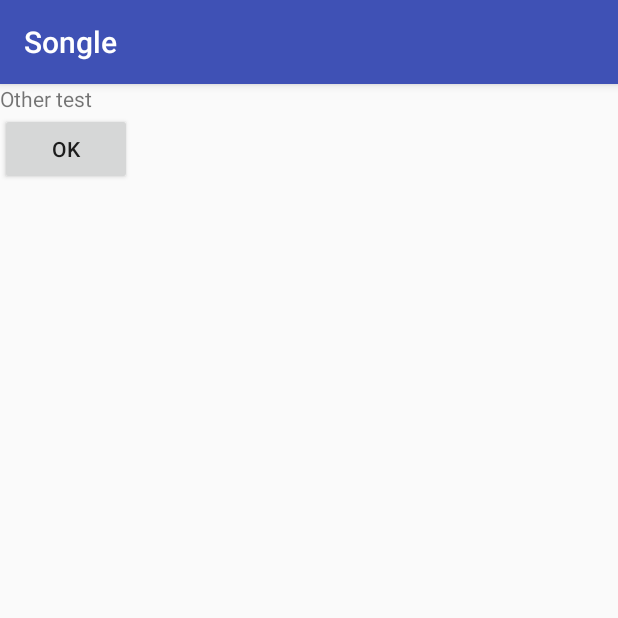
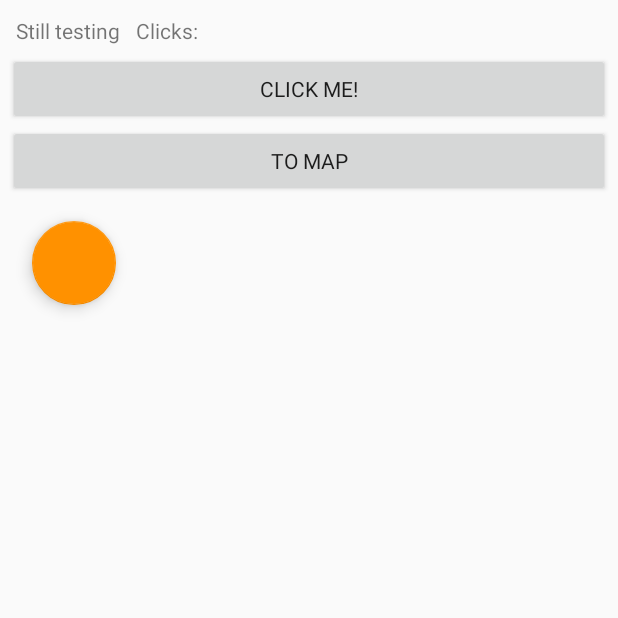
Before and after one commit to Lammatian/Songle, an Android app: the screen it shows after launch (MainActivity), on a phone screen of 412 x 824 dp, the top half of it. Run offline under Robolectric (Android 15) with nearby library versions, the phone set to English and light mode, and no system bars; Roboto replaces fonts that are not available here; 1 statement that could not run was skipped.

Commit message:
Added new font and applied it to main view

```diff
--- /dev/null
+++ b/app/src/main/java/com/example/mateusz/songle/FontChangeCrawler.kt
@@ -0,0 +1,29 @@
+package com.example.mateusz.songle
+
+import android.graphics.Typeface
+import android.view.View
+import android.view.ViewGroup
+import android.widget.TextView
+
+/**
+ * Created by mateusz on 24/10/17.
+ */
+class FontChangeCrawler(var typeface: Typeface){
+    var _typeface = typeface;
+
+    fun replaceFonts(viewTree: ViewGroup) {
+        var child: View
+
+        for(i in 0 until viewTree.childCount){
+            child = viewTree.getChildAt(i)
+
+            if (child is ViewGroup){
+                // recursive call
+                replaceFonts(child)
+            }
+            else if (child is TextView){
+                child.setTypeface(_typeface)
+            }
+        }
+    }
+}
--- a/app/src/main/java/com/example/mateusz/songle/MainActivity.kt
+++ b/app/src/main/java/com/example/mateusz/songle/MainActivity.kt
@@ -1,29 +1,37 @@
 package com.example.mateusz.songle
 
 import android.content.Intent
+import android.graphics.Typeface
 import android.support.v7.app.AppCompatActivity
 import android.os.Bundle
-import android.provider.CalendarContract
-import android.util.Log
 import android.view.View
 import kotlinx.android.synthetic.main.activity_main.*
 
 class MainActivity : AppCompatActivity() {
 
+    var count = 0
+
     override fun onCreate(savedInstanceState: Bundle?) {
         super.onCreate(savedInstanceState)
         setContentView(R.layout.activity_main)
+        val baloo_font = Typeface.createFromAsset(assets, "fonts/Baloo.ttf")
+        var font_change_crawler = FontChangeCrawler(baloo_font)
+        font_change_crawler.replaceFonts(findViewById(android.R.id.content))
+        //testText.typeface = baloo_font
 
-        testText.text = "Other test"
+        this.title = "Test"
+        testText.text = "Still testing"
     }
 
-    public fun btnClick(view : View){
-        Log.d("Tag", "OK");
-        toMap();
+    fun btnClick(view: View){
+        btnTest.text = "Changed text!"
+        btnTest.elevation = 100F
+        count += 1
+        txvCount.text = "Clicks: " + String.format("%d", count)
     }
 
-    private fun toMap(){
-        var intent = Intent(this, MapsActivity::class.java);
-        startActivity(intent);
+    fun btnToMap(view: View){
+        val intent = Intent(this, MapsActivity::class.java)
+        startActivity(intent)
     }
 }
--- a/app/src/main/res/layout/activity_main.xml
+++ b/app/src/main/res/layout/activity_main.xml
@@ -6,21 +6,54 @@
     android:layout_height="match_parent"
     tools:context="com.example.mateusz.songle.MainActivity">
 
-    <LinearLayout
+    <RelativeLayout
         android:layout_width="match_parent"
         android:layout_height="match_parent"
-        android:orientation="vertical">
+        android:clipToPadding="false"
+        android:orientation="vertical"
+        android:padding="5dp">
+
         <TextView
             android:id="@+id/testText"
             android:layout_width="wrap_content"
             android:layout_height="wrap_content"
-        android:text="Test"/>
+            android:layout_margin="5dp"
+            android:text="@string/test"/>
 
         <Button
+            android:id="@+id/btnTest"
+            android:layout_width="match_parent"
+            android:layout_height="wrap_content"
+            android:layout_below="@id/testText"
+            android:text="@string/click_me"
+            android:onClick="btnClick"/>
+
+        <Button
+            android:id="@+id/btnMap"
+            android:layout_width="match_parent"
+            android:layout_height="wrap_content"
+            android:layout_below="@id/btnTest"
+            android:text="@string/to_map"
+            android:onClick="btnToMap"/>
+
+        <TextView
+            android:id="@+id/txvCount"
             android:layout_width="wrap_content"
             android:layout_height="wrap_content"
-        android:onClick="btnClick"
-        android:text="OK"/>
-    </LinearLayout>
+            android:layout_toEndOf="@id/testText"
+            android:layout_margin="5dp"
+            android:text="@string/clicks"/>
+
+        <android.support.design.widget.FloatingActionButton
+            android:id="@+id/fab"
+            android:layout_width="wrap_content"
+            android:layout_height="wrap_content"
+            android:layout_margin="16dp"
+            android:clickable="true"
+            android:focusable="true"
+            android:elevation="24dp"
+            android:layout_below="@id/btnMap"
+            app:layout_anchorGravity="bottom"/>
+    </RelativeLayout>
 
 </android.support.constraint.ConstraintLayout>
--- a/app/src/main/res/values/colors.xml
+++ b/app/src/main/res/values/colors.xml
@@ -1,6 +1,6 @@
 <?xml version="1.0" encoding="utf-8"?>
 <resources>
-    <color name="colorPrimary">#3F51B5</color>
-    <color name="colorPrimaryDark">#303F9F</color>
-    <color name="colorAccent">#FF4081</color>
+    <color name="colorPrimary">#2196f3</color>
+    <color name="colorPrimaryDark">#1976d2</color>
+    <color name="colorAccent">#ff9100</color>
 </resources>
--- a/app/src/main/res/values/strings.xml
+++ b/app/src/main/res/values/strings.xml
@@ -1,4 +1,8 @@
 <resources>
     <string name="app_name">Songle</string>
     <string name="title_activity_maps">Map</string>
+    <string name="to_map">To map</string>
+    <string name="click_me">Click me!</string>
+    <string name="clicks">Clicks:</string>
+    <string name="test">Test</string>
 </resources>
--- a/app/src/main/res/values/styles.xml
+++ b/app/src/main/res/values/styles.xml
@@ -1,11 +1,23 @@
 <resources>
+    <color name="background">#FFAA80</color>
 
     <!-- Base application theme. -->
-    <style name="AppTheme" parent="Theme.AppCompat.Light.DarkActionBar">
-        <!-- Customize your theme here. -->
+    <style name="AppTheme" parent="Theme.AppCompat.Light.NoActionBar">
+        <!--   your app branding color for the app bar -->
         <item name="colorPrimary">@color/colorPrimary</item>
+        <!--   darker variant for the status bar and contextual app bars -->
         <item name="colorPrimaryDark">@color/colorPrimaryDark</item>
+        <!--   theme UI controls like checkboxes and text fields -->
         <item name="colorAccent">@color/colorAccent</item>
     </style>
 
+    <!-- Custom theme -->
+    <style name="MyTheme.Base" parent="android:Theme.Material">
+        <!--   your app branding color for the app bar -->
+        <item name="colorPrimary">@color/colorPrimary</item>
+        <!--   darker variant for the status bar and contextual app bars -->
+        <item name="colorPrimaryDark">@color/colorPrimaryDark</item>
+        <!--   theme UI controls like checkboxes and text fields -->
+        <item name="colorAccent">@color/colorAccent</item>
+    </style>
 </resources>
--- a/build.gradle
+++ b/build.gradle
@@ -7,8 +7,9 @@ buildscript {
         jcenter()
     }
     dependencies {
-        classpath 'com.android.tools.build:gradle:3.0.0-beta6'
+        classpath 'com.android.tools.build:gradle:3.0.0-rc2'
         classpath "org.jetbrains.kotlin:kotlin-gradle-plugin:$kotlin_version"
+        classpath "org.jetbrains.kotlin:kotlin-android-extensions:$kotlin_version"
 
         // NOTE: Do not place your application dependencies here; they belong
         // in the individual module build.gradle files
```
Also changed, not shown: app/build.gradle (+6 -2 lines), app/src/main/java/com/example/mateusz/songle/MapsActivity.kt (+0 -9 lines), 1 other file. Lines whose indentation alone changed are shown as unchanged.
